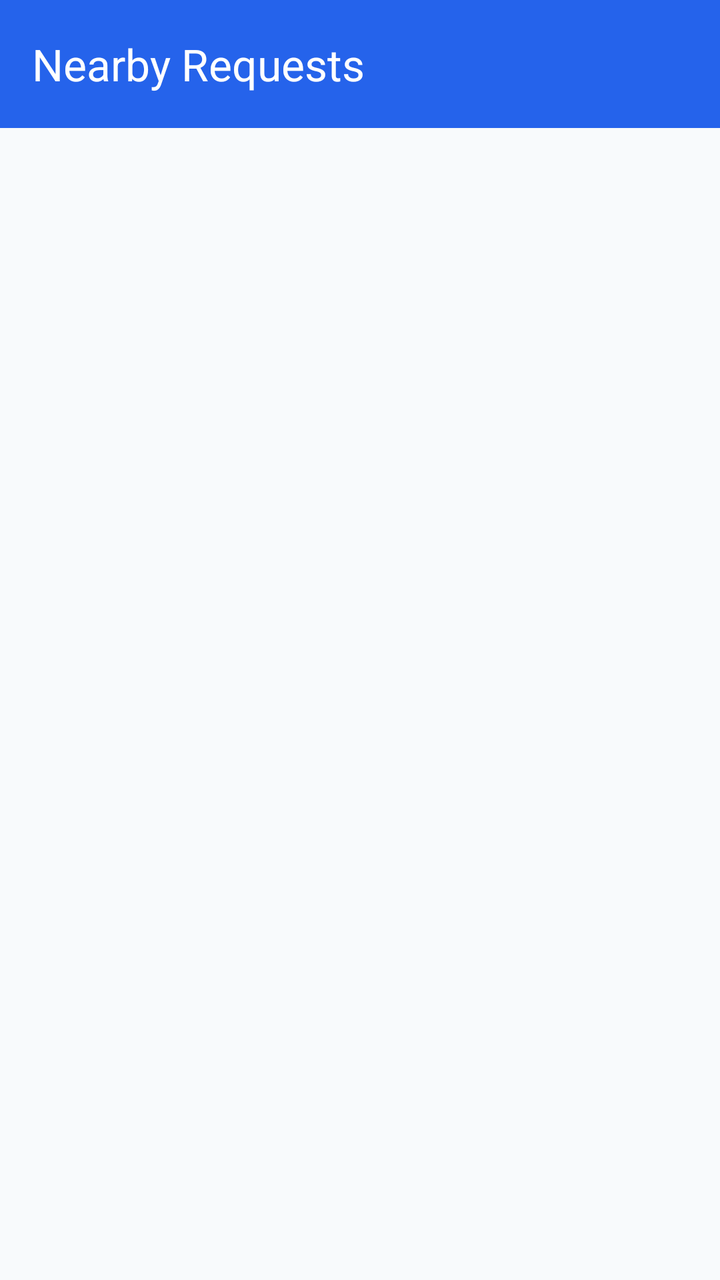
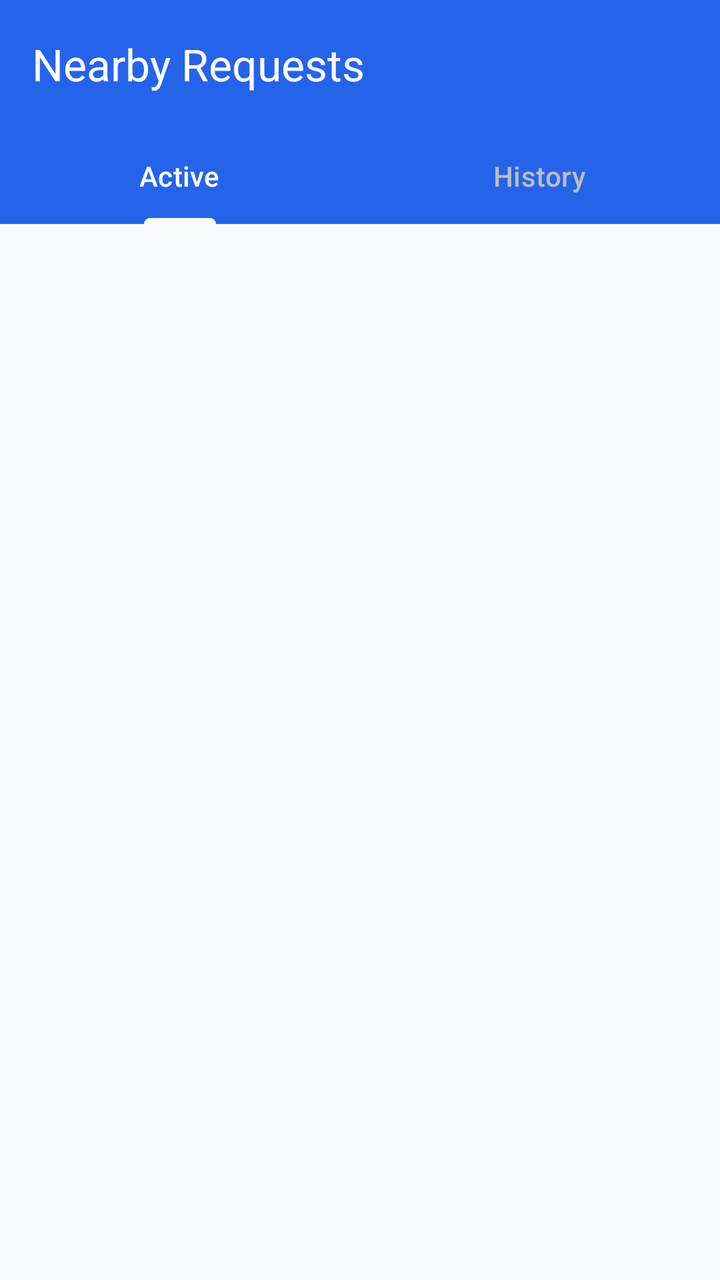

Compare the two renders of this Android layout. The source of the first and the diff that turns it into the second are given below.
<!-- AndroidManifest.xml: application theme Theme.NeighbourHelpNetwork -->
<!-- res/layout/fragment_nearby_feed.xml -->
<?xml version="1.0" encoding="utf-8"?>
<androidx.coordinatorlayout.widget.CoordinatorLayout
    xmlns:android="http://schemas.android.com/apk/res/android"
    xmlns:app="http://schemas.android.com/apk/res-auto"
    android:layout_width="match_parent"
    android:layout_height="match_parent"
    android:background="@color/colorBackground">

    
    <com.google.android.material.appbar.AppBarLayout
        android:id="@+id/appBarLayout"
        android:layout_width="match_parent"
        android:layout_height="wrap_content"
        android:background="@color/colorPrimary"
        app:elevation="4dp">

        <com.google.android.material.appbar.MaterialToolbar
            android:id="@+id/toolbarFeed"
            android:layout_width="match_parent"
            android:layout_height="?attr/actionBarSize"
            app:title="@string/label_feed_title"
            app:titleTextColor="@color/colorTextOnDark"
            app:titleTextAppearance="@style/TextAppearance.Material3.TitleLarge" />

    </com.google.android.material.appbar.AppBarLayout>

    
    <androidx.recyclerview.widget.RecyclerView
        android:id="@+id/rvRequests"
        android:layout_width="match_parent"
        android:layout_height="match_parent"
        android:clipToPadding="false"
        android:paddingTop="8dp"
        android:paddingBottom="16dp"
        app:layout_behavior="@string/appbar_scrolling_view_behavior" />

    
    <com.google.android.material.progressindicator.CircularProgressIndicator
        android:id="@+id/progressFeed"
        android:layout_width="wrap_content"
        android:layout_height="wrap_content"
        android:layout_gravity="center"
        android:indeterminate="true"
        android:visibility="gone"
        app:indicatorColor="@color/colorAccent"
        app:trackColor="#E0E4F0" />

    
    <LinearLayout
        android:id="@+id/layoutEmptyState"
        android:layout_width="wrap_content"
        android:layout_height="wrap_content"
        android:layout_gravity="center"
        android:gravity="center"
        android:orientation="vertical"
        android:padding="32dp"
        android:visibility="gone">

        <TextView
            android:layout_width="wrap_content"
            android:layout_height="wrap_content"
            android:gravity="center"
            android:text="🏘️"
            android:textSize="56sp" />

        <TextView
            android:layout_width="wrap_content"
            android:layout_height="wrap_content"
            android:layout_marginTop="16dp"
            android:gravity="center"
            android:text="@string/label_no_requests"
            android:textColor="@color/colorTextSecondary"
            android:textSize="16sp" />

    </LinearLayout>

</androidx.coordinatorlayout.widget.CoordinatorLayout>
<!-- resources referenced by this layout -->
<resources>
  <color name="colorAccent">#059669</color>
  <color name="colorBackground">#F8FAFC</color>
  <color name="colorPrimary">#2563EB</color>
  <color name="colorTextOnDark">#FFFFFF</color>
  <color name="colorTextSecondary">#475569</color>
  <string name="label_feed_title">Nearby Requests</string>
  <string name="label_no_requests">No nearby requests.\nBe the first to ask for help!</string>
  <style name="Theme.NeighbourHelpNetwork" parent="Theme.Material3.Light.NoActionBar">
          
          <item name="colorPrimary">@color/colorPrimary</item>
          <item name="colorOnPrimary">@color/colorOnPrimary</item>
          <item name="colorPrimaryContainer">@color/colorSurfaceVariant</item>
          <item name="colorOnPrimaryContainer">@color/colorPrimary</item>
  
          
          <item name="colorSecondary">@color/colorAccent</item>
          <item name="colorOnSecondary">@color/colorOnAccent</item>
  
          
          <item name="android:colorBackground">@color/colorBackground</item>
          <item name="colorSurface">@color/colorSurface</item>
          <item name="colorOnSurface">@color/colorOnSurface</item>
          <item name="colorSurfaceVariant">@color/colorSurfaceVariant</item>
          <item name="colorOutline">@color/colorOutline</item>
  
          
          <item name="android:statusBarColor">@color/colorSurface</item>
          <item name="android:windowLightStatusBar">true</item>
      </style>
  <color name="colorOnPrimary">#FFFFFF</color>
  <color name="colorSurfaceVariant">#F1F5F9</color>
  <color name="colorOnAccent">#FFFFFF</color>
  <color name="colorSurface">#FFFFFF</color>
  <color name="colorOnSurface">#0F172A</color>
  <color name="colorOutline">#CBD5E1</color>
</resources>

<!-- the commit's change to res/layout/fragment_nearby_feed.xml (unified diff, before → after) -->
@@ -19,59 +19,85 @@
             android:layout_width="match_parent"
             android:layout_height="?attr/actionBarSize"
             app:title="@string/label_feed_title"
-            app:titleTextColor="@color/colorTextOnDark"
-            app:titleTextAppearance="@style/TextAppearance.Material3.TitleLarge" />
+            app:titleTextColor="@color/colorTextOnDark" />
+
+        <com.google.android.material.tabs.TabLayout
+            android:id="@+id/tabLayout"
+            android:layout_width="match_parent"
+            android:layout_height="wrap_content"
+            android:background="@color/colorPrimary"
+            app:tabIndicatorColor="@color/colorTextOnDark"
+            app:tabSelectedTextColor="@color/colorTextOnDark"
+            app:tabTextColor="#BDBDBD">
+
+            <com.google.android.material.tabs.TabItem
+                android:layout_width="wrap_content"
+                android:layout_height="wrap_content"
+                android:text="Active" />
+
+            <com.google.android.material.tabs.TabItem
+                android:layout_width="wrap_content"
+                android:layout_height="wrap_content"
+                android:text="History" />
+
+        </com.google.android.material.tabs.TabLayout>
 
     </com.google.android.material.appbar.AppBarLayout>
 
-    
-    <androidx.recyclerview.widget.RecyclerView
-        android:id="@+id/rvRequests"
+    <FrameLayout
         android:layout_width="match_parent"
         android:layout_height="match_parent"
-        android:clipToPadding="false"
-        android:paddingTop="8dp"
-        android:paddingBottom="16dp"
-        app:layout_behavior="@string/appbar_scrolling_view_behavior" />
+        app:layout_behavior="@string/appbar_scrolling_view_behavior">
 
-    
-    <com.google.android.material.progressindicator.CircularProgressIndicator
-        android:id="@+id/progressFeed"
-        android:layout_width="wrap_content"
-        android:layout_height="wrap_content"
-        android:layout_gravity="center"
-        android:indeterminate="true"
-        android:visibility="gone"
-        app:indicatorColor="@color/colorAccent"
-        app:trackColor="#E0E4F0" />
+        
+        <androidx.recyclerview.widget.RecyclerView
+            android:id="@+id/rvRequests"
+            android:layout_width="match_parent"
+            android:layout_height="match_parent"
+            android:clipToPadding="false"
+            android:paddingTop="8dp"
+            android:paddingBottom="16dp" />
 
-    
-    <LinearLayout
-        android:id="@+id/layoutEmptyState"
-        android:layout_width="wrap_content"
-        android:layout_height="wrap_content"
-        android:layout_gravity="center"
-        android:gravity="center"
-        android:orientation="vertical"
-        android:padding="32dp"
-        android:visibility="gone">
-
-        <TextView
+        
+        <com.google.android.material.progressindicator.CircularProgressIndicator
+            android:id="@+id/progressFeed"
             android:layout_width="wrap_content"
             android:layout_height="wrap_content"
-            android:gravity="center"
-            android:text="🏘️"
-            android:textSize="56sp" />
+            android:layout_gravity="center"
+            android:indeterminate="true"
+            android:visibility="gone"
+            app:indicatorColor="@color/colorAccent"
+            app:trackColor="#E0E4F0" />
 
-        <TextView
+        
+        <LinearLayout
+            android:id="@+id/layoutEmptyState"
             android:layout_width="wrap_content"
             android:layout_height="wrap_content"
-            android:layout_marginTop="16dp"
+            android:layout_gravity="center"
             android:gravity="center"
-            android:text="@string/label_no_requests"
-            android:textColor="@color/colorTextSecondary"
-            android:textSize="16sp" />
+            android:orientation="vertical"
+            android:padding="32dp"
+            android:visibility="gone">
 
-    </LinearLayout>
+            <TextView
+                android:layout_width="wrap_content"
+                android:layout_height="wrap_content"
+                android:gravity="center"
+                android:text="🏘️"
+                android:textSize="56sp" />
+
+            <TextView
+                android:id="@+id/tvEmptyMessage"
+                android:layout_width="wrap_content"
+                android:layout_height="wrap_content"
+                android:layout_marginTop="16dp"
+                android:gravity="center"
+                android:text="@string/label_no_requests"
+                android:textColor="@color/colorTextSecondary"
+                android:textSize="16sp" />
+
+        </LinearLayout>
+    </FrameLayout>
 
 </androidx.coordinatorlayout.widget.CoordinatorLayout>
